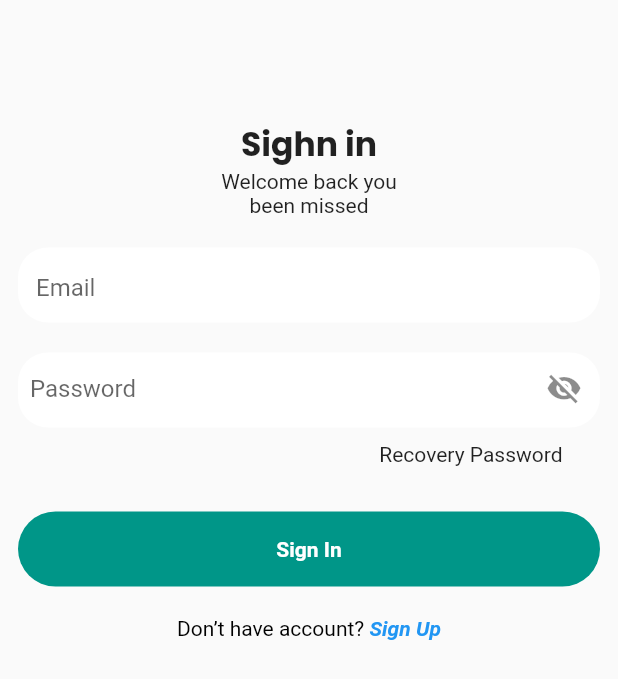
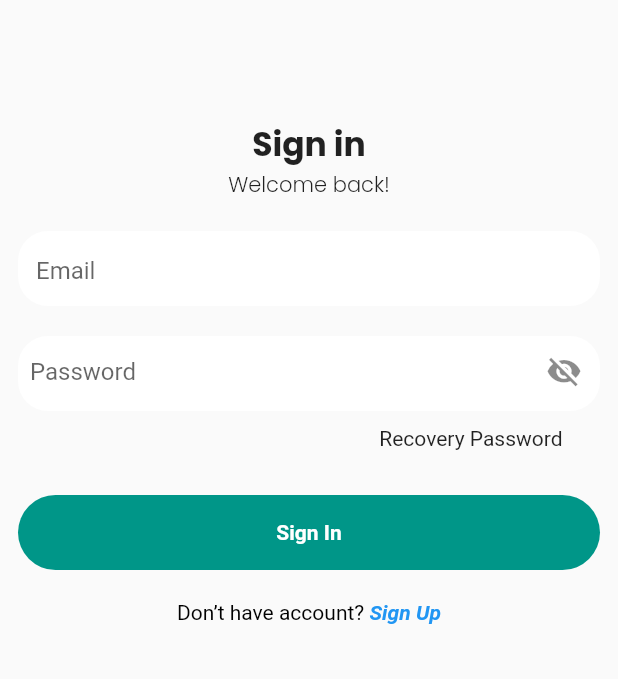
Before and after one commit to JamshaidMallik/amenities_fyp, a Flutter app: the screen it shows after launch, on a phone screen of 412 x 824 dp. Shown: the top 679 px of the screen. Run offline on Flutter 3.47's test engine with Material 2 defaults, Android fonts, the phone set to English and light mode, and no system bars; our stand-ins replace awesome_dialog, firebase_core, get, google_fonts; accounts and stored records are empty.

Commit message:
code change

```diff
--- a/lib/accounts_screen/log_in_screen.dart
+++ b/lib/accounts_screen/log_in_screen.dart
@@ -19,15 +19,13 @@ class LogInScreen extends StatelessWidget {
             // mainAxisAlignment: MainAxisAlignment.start,
             crossAxisAlignment: CrossAxisAlignment.center,
             children: [
-              Text("Sighn in", style: kBigHeadingText),
-              const Text('Welcome back you'),
-              const Text('been missed'),
+              Text("Sign in", style: kBigHeadingText),
+              Text('Welcome back!', style: kBigHeadingText.copyWith(fontSize: 14.0,fontWeight: FontWeight.w300),),
               20.0.height,
               Container(
                 height: 50,
-            width: double.infinity,
+                width: double.infinity,
                 decoration: BoxDecoration(
-                    // border: Border.all(color: Colors.grey),
                     color: kWhiteColor,
                     borderRadius: BorderRadius.circular(20)),
                 child: const Padding(
@@ -44,7 +42,6 @@ class LogInScreen extends StatelessWidget {
                 height: 50,
                 width: double.infinity,
                 decoration: BoxDecoration(
-                    // border: Border.all(color: Colors.grey),
                     color: kWhiteColor,
                     borderRadius: BorderRadius.circular(20)),
                 child: const TextField(
@@ -67,11 +64,12 @@ class LogInScreen extends StatelessWidget {
                    Navigator.of(context).push(MaterialPageRoute(
                        builder: (context) =>
                            const ResetPasswordScreen()));
-
                  },
                   child: Row(
                     mainAxisAlignment: MainAxisAlignment.end,
-                    children: const [Text('Recovery Password',)],
+                    children: const [
+                      Text('Recovery Password',)
+                    ],
                   ),
                 ),
               ),
```
